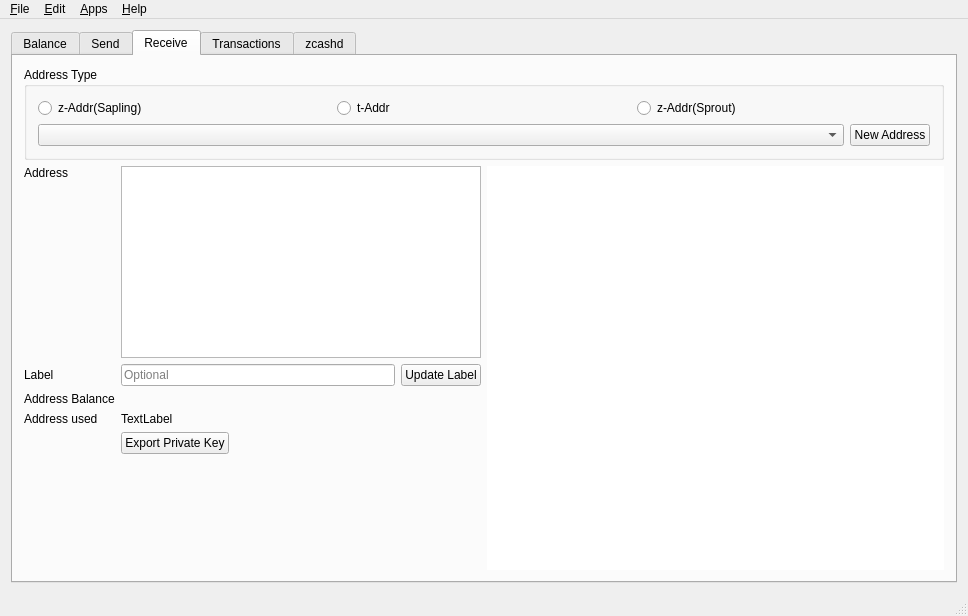
z-bitcoinz/BitcoinZ_Blue, file src/mainwindow.ui: the form before one commit.
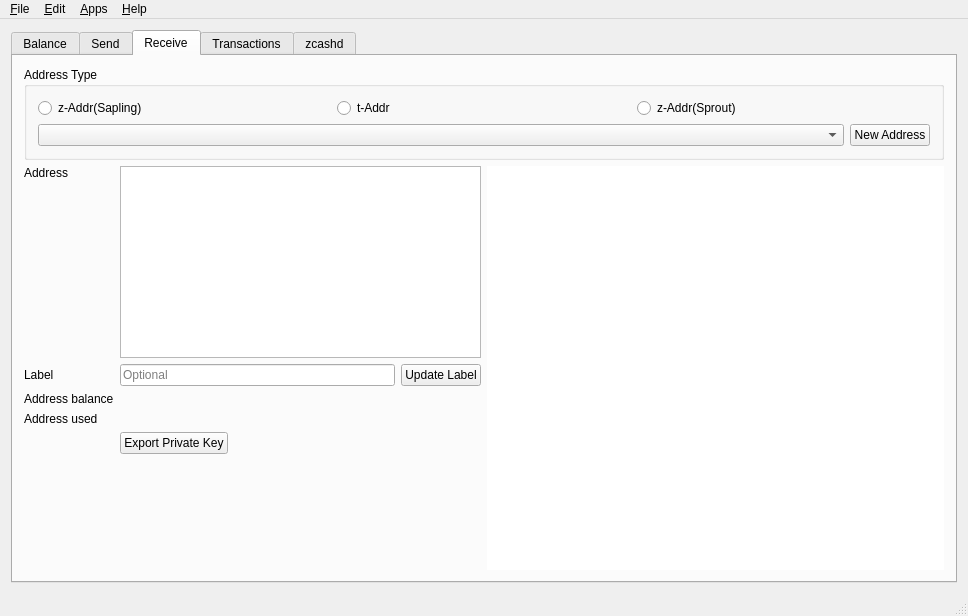
The form after the commit. Icons and pictures are not drawn. Custom widgets are drawn as their Qt base class.

```diff
--- a/src/mainwindow.ui
+++ b/src/mainwindow.ui
@@ -712,7 +712,7 @@
                 <item row="2" column="0">
                  <widget class="QLabel" name="label_21">
                   <property name="text">
-                   <string>Address Balance</string>
+                   <string>Address balance</string>
                   </property>
                  </widget>
                 </item>
@@ -783,7 +783,7 @@
                 <item row="3" column="1" colspan="2">
                  <widget class="QLabel" name="lblUsed">
                   <property name="text">
-                   <string>TextLabel</string>
+                   <string notr="true"/>
                   </property>
                  </widget>
                 </item>
```
Left out of the diff: 4 changed lines with no effect on the pictures.
